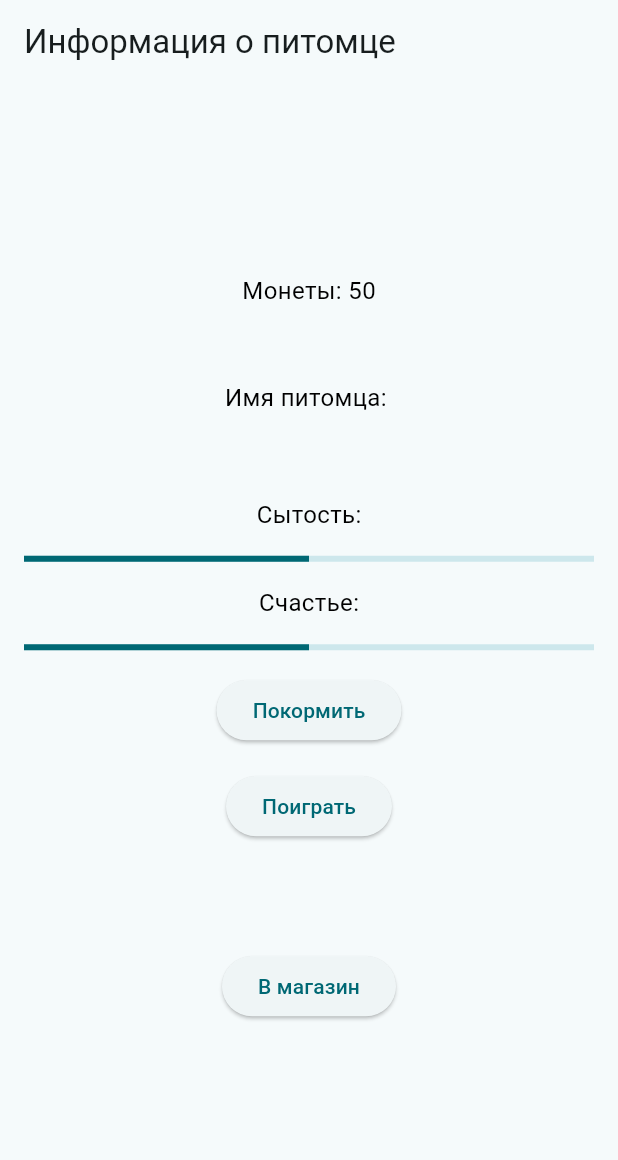
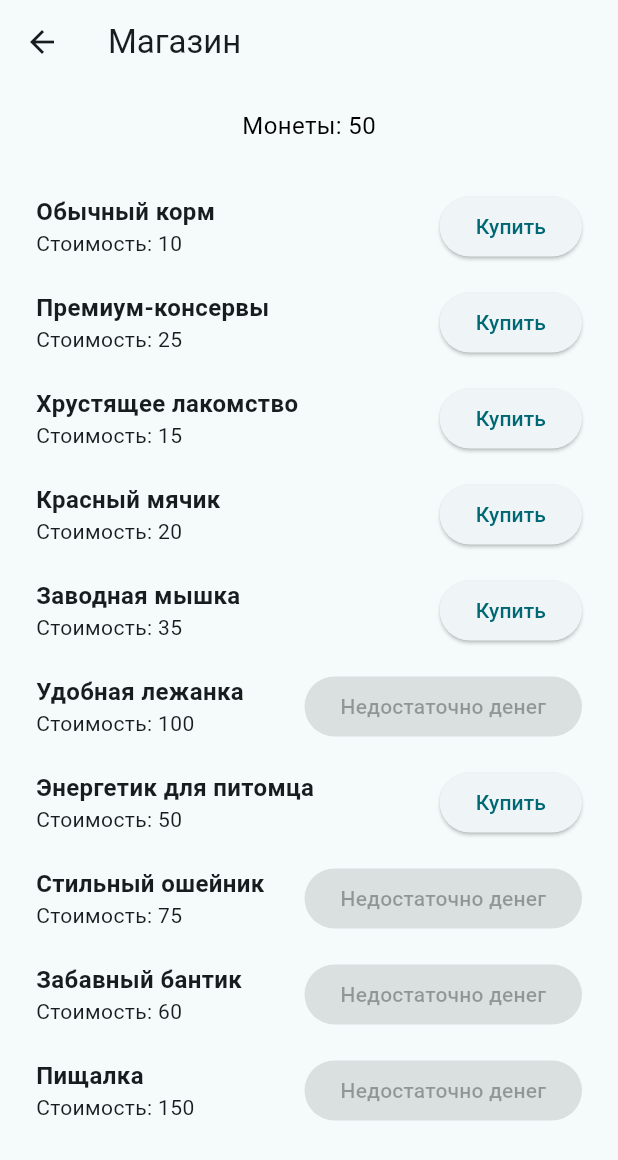
Before and after one commit to Le1NZ/flutter_practics, a Flutter app: the PetInfoContainer screen opened directly with empty values, after a tap on "В магазин", on a phone screen of 412 x 824 dp. Shown: the top 1160 px of the screen. Run offline on Flutter 3.47's test engine with Material 3 defaults, Android fonts, the light colour scheme and no system bars.

Commit message:
Add store screen and small refactoring

```diff
--- a/lib/feature/create_pet/screen/create_pet_screen.dart
+++ b/lib/feature/create_pet/screen/create_pet_screen.dart
@@ -1,5 +1,7 @@
 import 'package:flutter/material.dart';
 import 'package:flutter_project/feature/pet_info/pet_info.dart';
+
+import '../../../shared/snackbar.dart';
 
 class CreatePetScreen extends StatelessWidget {
   final _nameTextController = TextEditingController();
@@ -9,7 +11,7 @@ class CreatePetScreen extends StatelessWidget {
 
   void _onCreatePetPressed(BuildContext context) {
     if (_nameTextController.text.isEmpty || _typeTextController.text.isEmpty) {
-      _showErrorSnackBar(context);
+      showSnackBarWithText(context, 'Введите имя и тип питомца');
       return;
     }
 
@@ -23,13 +25,6 @@ class CreatePetScreen extends StatelessWidget {
         builder: (context) => PetInfoContainer(petInfo: petInfo),
       ),
     );
-  }
-
-  void _showErrorSnackBar(BuildContext context) {
-    ScaffoldMessenger.of(context).clearSnackBars();
-    ScaffoldMessenger.of(
-      context,
-    ).showSnackBar(SnackBar(content: Text('Введите имя и тип питомца')));
   }
 
   @override
--- a/lib/feature/pet_info/screen/pet_info_container.dart
+++ b/lib/feature/pet_info/screen/pet_info_container.dart
@@ -1,8 +1,8 @@
 import 'package:flutter/material.dart';
 import 'package:flutter_project/feature/pet_info/model/pet_info.dart';
 import 'package:flutter_project/feature/pet_info/model/pet_state.dart';
-
-import '../model/user_info.dart';
+import 'package:flutter_project/feature/pet_info/model/user_info.dart';
+import 'package:flutter_project/feature/store/store.dart';
 
 class PetInfoContainer extends StatefulWidget {
   final PetInfo _petInfo;
@@ -17,6 +17,19 @@ class PetInfoContainer extends StatefulWidget {
 class _PetInfoContainerState extends State<PetInfoContainer> {
   UserInfo _userInfo = UserInfo(money: 50);
   PetState _petState = PetState(hungry: 50, happiness: 50);
+  final List<StoreItem> _storeItems = [
+    StoreItem(id: '1', name: 'Обычный корм', price: 10, wasBought: false),
+    StoreItem(id: '2', name: 'Премиум-консервы', price: 25, wasBought: false),
+    StoreItem(id: '3', name: 'Хрустящее лакомство', price: 15, wasBought: false),
+    StoreItem(id: '4', name: 'Красный мячик', price: 20, wasBought: false),
+    StoreItem(id: '5', name: 'Заводная мышка', price: 35, wasBought: false),
+    StoreItem(id: '6', name: 'Удобная лежанка', price: 100, wasBought: false),
+    StoreItem(id: '7', name: 'Энергетик для питомца', price: 50, wasBought: false),
+    StoreItem(id: '8', name: 'Стильный ошейник', price: 75, wasBought: false),
+    StoreItem(id: '9', name: 'Забавный бантик', price: 60, wasBought: false),
+    StoreItem(id: '10', name: 'Пищалка', price: 150, wasBought: false),
+  ];
+
 
   void _onFeedPressed() {
     setState(() {
@@ -41,13 +54,31 @@ class _PetInfoContainerState extends State<PetInfoContainer> {
   }
 
   void _onNavigateToStorePressed() {
-    // TODO add navigate to store
+    Navigator.of(context).push(
+      MaterialPageRoute(
+        builder: (context) => StoreScreen(
+          availableMoney: _userInfo.money,
+          items: _storeItems,
+          onBuyPressed: _onBuyItem,
+        ),
+      ),
+    );
+  }
+
+  void _onBuyItem(String id) {
+    setState(() {
+      final item = _storeItems.firstWhere((item) => item.id == id);
+      final itemIndex = _storeItems.indexOf(item);
+      final newItem = item.copyWith(wasBought: true);
+      _storeItems[itemIndex] = newItem;
+      _userInfo = _userInfo.copyWith(money: _userInfo.money - item.price);
+    });
   }
 
   @override
   Widget build(BuildContext context) {
     return Scaffold(
-      appBar: AppBar(title: Text("Информация о питомце"),),
+      appBar: AppBar(title: Text("Информация о питомце")),
       body: _screenColumn(),
     );
   }
--- /dev/null
+++ b/lib/feature/store/model/store_item.dart
@@ -0,0 +1,22 @@
+class StoreItem {
+  final String id;
+  final String name;
+  final int price;
+  final bool wasBought;
+
+  StoreItem({
+    required this.id,
+    required this.name,
+    required this.price,
+    required this.wasBought,
+  });
+
+  StoreItem copyWith({String? name, int? price, bool? wasBought}) {
+    return StoreItem(
+      id : id,
+      name: name ?? this.name,
+      price: price ?? this.price,
+      wasBought: wasBought ?? this.wasBought,
+    );
+  }
+}
--- /dev/null
+++ b/lib/feature/store/model/store_item_state.dart
@@ -0,0 +1 @@
+enum StoreItemState { bought, canBuy, cannotBuy }
--- /dev/null
+++ b/lib/feature/store/screen/store_screen.dart
@@ -0,0 +1,67 @@
+import 'package:flutter/material.dart';
+
+import '../model/store_item.dart';
+import '../model/store_item_state.dart';
+import '../widget/store_item_view.dart';
+
+class StoreScreen extends StatelessWidget {
+  final int availableMoney;
+  final List<StoreItem> items;
+  final Function(String id) onBuyPressed;
+
+  const StoreScreen({
+    super.key,
+    required this.availableMoney,
+    required this.items,
+    required this.onBuyPressed,
+  });
+
+  @override
+  Widget build(BuildContext context) {
+    return Scaffold(
+      appBar: AppBar(title: Text("Магазин")),
+      body: Padding(padding: EdgeInsets.all(16), child: _info()),
+    );
+  }
+
+  Widget _info() {
+    return Column(
+      spacing: 24,
+      children: [
+        Text(
+          "Монеты: $availableMoney",
+          style: const TextStyle(fontSize: 16.0, color: Colors.black),
+        ),
+        Expanded(child: _itemsList()),
+      ],
+    );
+  }
+
+  Widget _itemsList() {
+    return ListView.builder(
+      itemBuilder: (context, index) {
+        final item = items[index];
+        return StoreItemView(
+          key: ValueKey(item),
+          name: item.name,
+          price: item.price,
+          state: _resolveItemState(items[index]),
+          onBuyPressed: () {
+            onBuyPressed(item.id);
+          },
+        );
+      },
+      itemCount: items.length,
+    );
+  }
+
+  StoreItemState _resolveItemState(StoreItem item) {
+    if (item.wasBought) {
+      return StoreItemState.bought;
+    } else if (availableMoney >= item.price) {
+      return StoreItemState.canBuy;
+    } else {
+      return StoreItemState.cannotBuy;
+    }
+  }
+}
--- /dev/null
+++ b/lib/feature/store/store.dart
@@ -0,0 +1,2 @@
+export 'screen/store_screen.dart';
+export 'model/store_item.dart';
--- /dev/null
+++ b/lib/feature/store/widget/store_item_view.dart
@@ -0,0 +1,74 @@
+import 'package:flutter/material.dart';
+
+import '../../../shared/snackbar.dart';
+import '../model/store_item_state.dart';
+
+class StoreItemView extends StatelessWidget {
+  final String name;
+  final int price;
+  final StoreItemState state;
+  final VoidCallback onBuyPressed;
+
+  const StoreItemView({
+    super.key,
+    required this.name,
+    required this.price,
+    required this.state,
+    required this.onBuyPressed,
+  });
+
+  @override
+  Widget build(BuildContext context) {
+    return Padding(padding: EdgeInsets.all(8.0), child: _item(context));
+  }
+
+  Widget _item(BuildContext context) {
+    final onPressedCallback = _onBuyClick(context);
+    return Row(
+      mainAxisAlignment: MainAxisAlignment.spaceBetween,
+      children: [
+        _info(),
+        ElevatedButton(
+          onPressed: onPressedCallback,
+          child: Text(_resolveButtonText()),
+        ),
+      ],
+    );
+  }
+
+  Widget _info() {
+    return Column(
+      crossAxisAlignment: CrossAxisAlignment.start,
+      children: [
+        Text(
+          name,
+          style: TextStyle(fontSize: 16.0, fontWeight: FontWeight.bold),
+        ),
+        Text(
+          "Стоимость: ${price.toString()}",
+          style: TextStyle(fontSize: 14.0),
+        ),
+      ],
+    );
+  }
+
+  VoidCallback? _onBuyClick(BuildContext context) {
+    return switch (state) {
+      StoreItemState.canBuy => () {
+        onBuyPressed();
+        showSnackBarWithText(context, "Куплено: $name");
+        Navigator.pop(context);
+      },
+      StoreItemState.bought => null,
+      StoreItemState.cannotBuy => null,
+    };
+  }
+
+  String _resolveButtonText() {
+    return switch (state) {
+      StoreItemState.canBuy => 'Купить',
+      StoreItemState.bought => 'Куплено',
+      StoreItemState.cannotBuy => 'Недостаточно денег',
+    };
+  }
+}
--- /dev/null
+++ b/lib/shared/snackbar.dart
@@ -0,0 +1,8 @@
+import 'package:flutter/material.dart';
+
+void showSnackBarWithText(BuildContext context, String text) {
+  ScaffoldMessenger.of(context).clearSnackBars();
+  ScaffoldMessenger.of(
+    context,
+  ).showSnackBar(SnackBar(content: Text(text)));
+}
```
